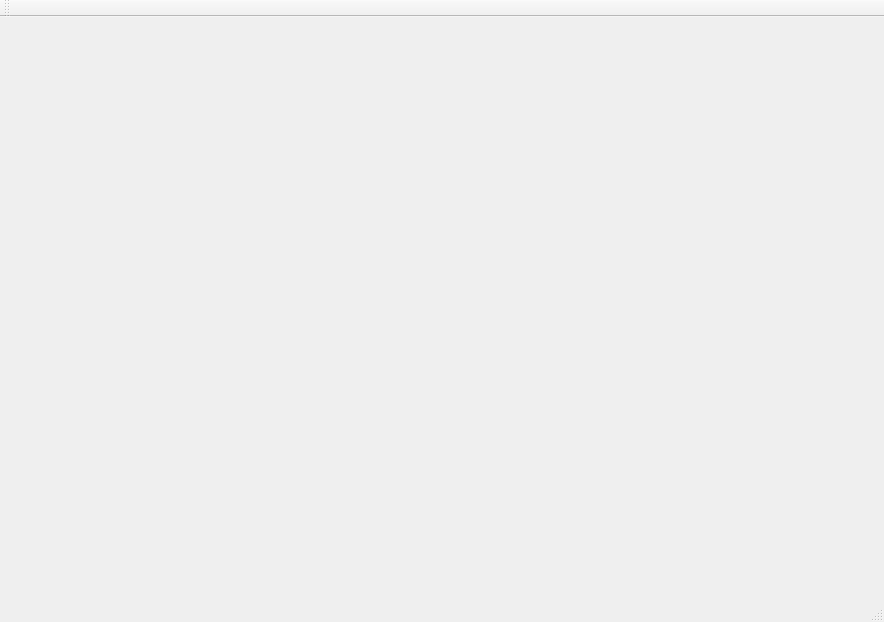
Above: pixamawindow.ui from JonWiggins/PixamaSpriteEditor before the change. Below: the same form after it.
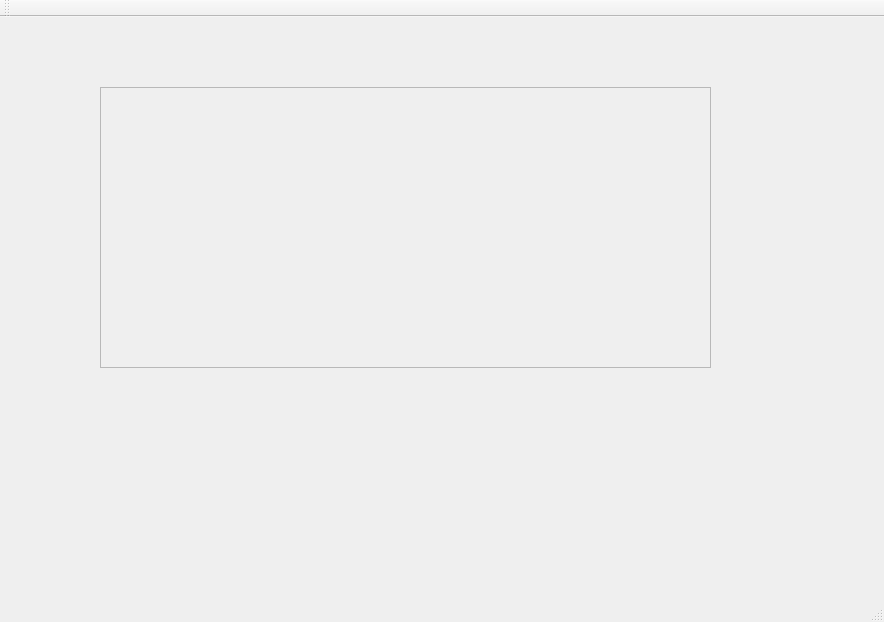
That is the form after the change.

Commit message: add mouse tracking to window

What changed in the file:
```diff
--- a/pixamawindow.ui
+++ b/pixamawindow.ui
@@ -13,7 +13,24 @@
   <property name="windowTitle">
    <string>PixamaWindow</string>
   </property>
-  <widget class="QWidget" name="centralWidget"/>
+  <widget class="QWidget" name="centralWidget">
+   <widget class="QFrame" name="frame">
+    <property name="geometry">
+     <rect>
+      <x>100</x>
+      <y>70</y>
+      <width>611</width>
+      <height>281</height>
+     </rect>
+    </property>
+    <property name="frameShape">
+     <enum>QFrame::StyledPanel</enum>
+    </property>
+    <property name="frameShadow">
+     <enum>QFrame::Raised</enum>
+    </property>
+   </widget>
+  </widget>
   <widget class="QMenuBar" name="menuBar">
    <property name="geometry">
     <rect>
```
Left out of the diff: 3 changed lines with no effect on the pictures. The commit also changes 2 other files.
